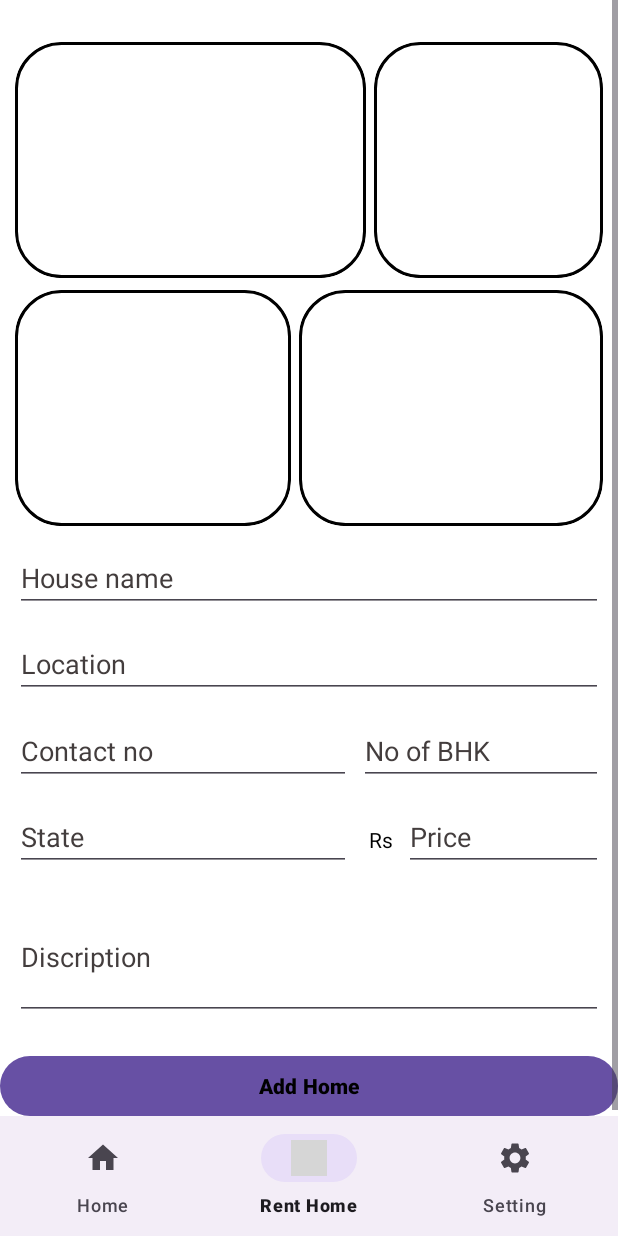
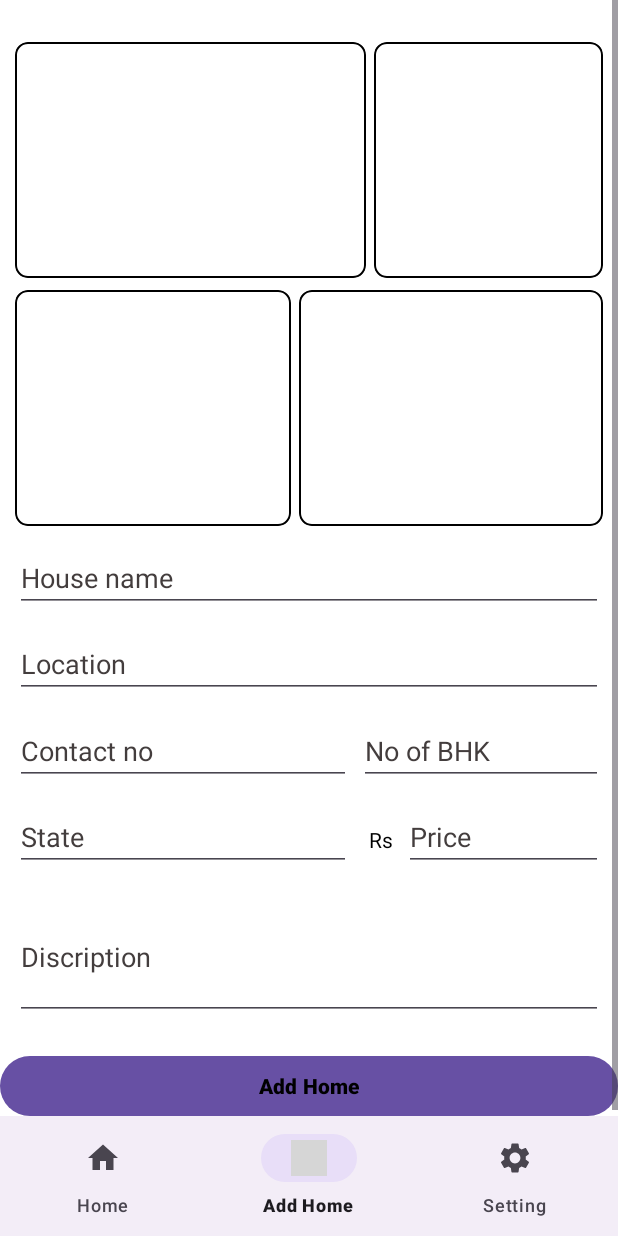
Before and after one commit to Pandit003/House-Rent-App, an Android app: the screen it shows after launch once a user with an empty profile is signed in (MainActivity), item 2 of the bottom bar chosen, on a phone screen of 412 x 824 dp. Run offline under Robolectric (Android 15) with nearby library versions, the phone set to English and light mode, and no system bars; our stand-ins replace Firebase (no records; nobody signed in at launch, a user with empty details on screens opened directly), Picasso; 1 statement that could not run was skipped; grey boxes are pictures that could not be loaded.

Commit message:
House Rent App

```diff
--- a/app/src/main/java/com/example/house_rentalapplication/MainActivity.java
+++ b/app/src/main/java/com/example/house_rentalapplication/MainActivity.java
@@ -210,8 +210,6 @@ public class MainActivity extends AppCompatActivity {
 //                                String location1=location+","+state;
                                 String formattedLocation = location != null ? location.replaceAll("\\s", "").toLowerCase() : "";
                                 String formattedQuery = query1.replaceAll("\\s", "").toLowerCase();
-                                Log.d("DEBUG", "Formatted Location: " + formattedLocation);
-                                Log.d("DEBUG", "Formatted Query: " + formattedQuery);
                                 if (formattedLocation.contains(formattedQuery)){
                                     // The location contains the query substring, add it to your list
                                     String housename = doc.getString("Name");
@@ -219,6 +217,7 @@ public class MainActivity extends AppCompatActivity {
                                     String houseprice = doc.getString("Price");
                                     String houseimguri = doc.getString("House_image");
                                     String houseaddress = location + " , " + cityofhouse;
+                                    String docid2=doc.getId();
                                     Log.d("DEBUG", "Formatted Query: " + query1);
 
                                     Map<String, Object> housedata = new HashMap<>();
@@ -226,6 +225,7 @@ public class MainActivity extends AppCompatActivity {
                                     housedata.put("Location", houseaddress);
                                     housedata.put("Price", houseprice);
                                     housedata.put("House_image", houseimguri);
+                                    housedata.put("Docid",docid2);
 
                                     houseDataList.add(housedata);
                                 }else{
--- a/app/src/main/res/drawable/roundcorner.xml
+++ b/app/src/main/res/drawable/roundcorner.xml
@@ -2,8 +2,8 @@
 <shape xmlns:android="http://schemas.android.com/apk/res/android"
     android:shape="rectangle">
     <corners
-        android:radius="30dp"/>
+        android:radius="8dp"/>
     <stroke
-        android:width="2dp"
+        android:width="1dp"
         android:color="@color/black" />
 </shape>
--- a/app/src/main/res/menu/bottom_menu.xml
+++ b/app/src/main/res/menu/bottom_menu.xml
@@ -12,7 +12,7 @@
         android:layout_height="wrap_content"
         android:icon="@drawable/baseline_add_24"
         android:id="@+id/renthome"
-        android:title="Rent Home" />
+        android:title="Add Home" />
     <item
         android:layout_width="wrap_content"
         android:layout_height="wrap_content"
```
Also changed, not shown: app/src/main/java/com/example/house_rentalapplication/YourModelClass.java (deleted, +0 -44 lines).
